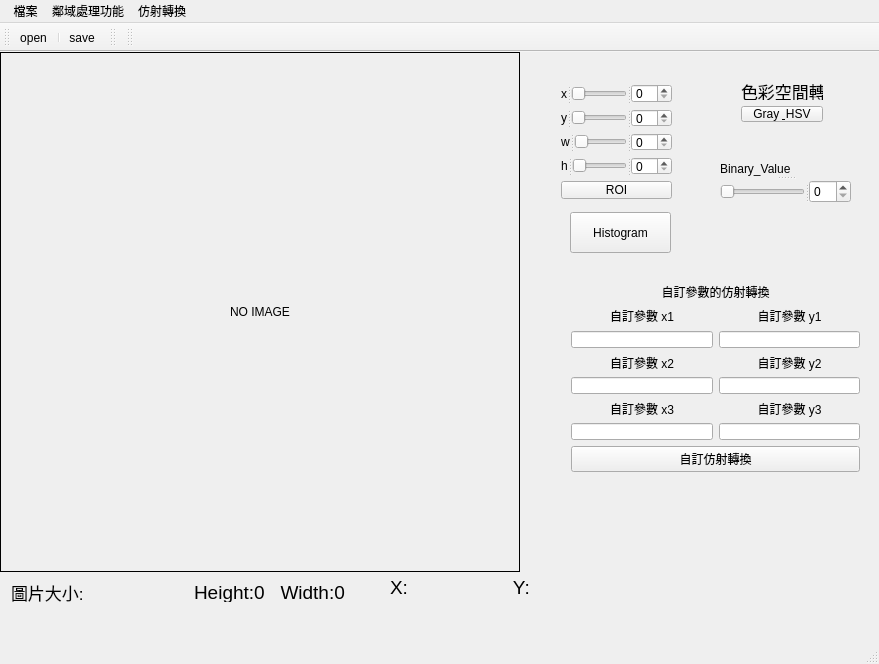
Before: the Qt Designer form program/program/program.ui in RuthYue/image_processing, drawn with Qt 5.
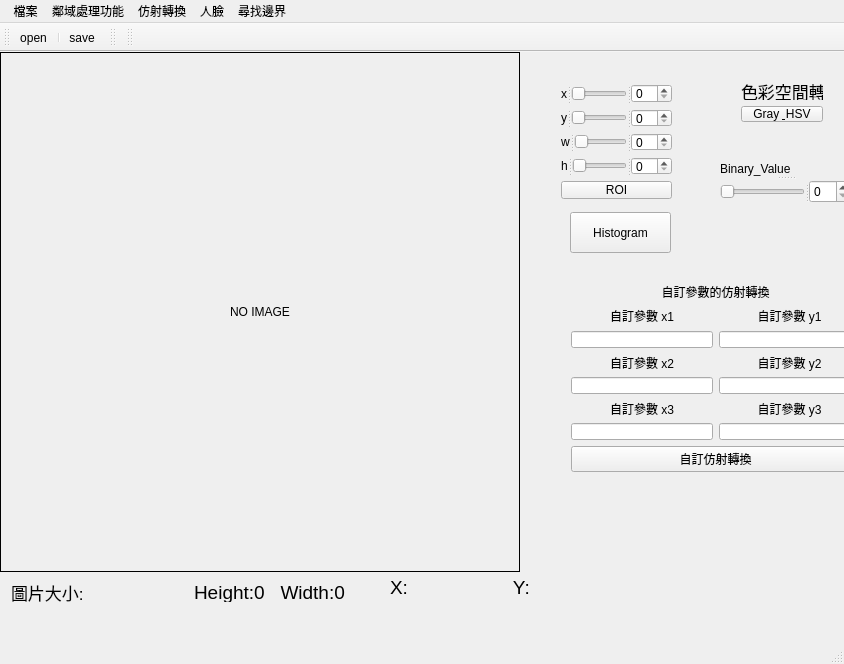
After: the same form once the commit is applied. Icons and pictures are not drawn. Custom widgets are drawn as their Qt base class.

What changed in the file:
```diff
--- a/program/program/program.ui
+++ b/program/program/program.ui
@@ -6,7 +6,7 @@
    <rect>
     <x>0</x>
     <y>0</y>
-    <width>879</width>
+    <width>844</width>
     <height>664</height>
    </rect>
   </property>
@@ -385,7 +385,7 @@
     <rect>
      <x>0</x>
      <y>0</y>
-     <width>879</width>
+     <width>844</width>
      <height>22</height>
     </rect>
    </property>
@@ -429,9 +429,27 @@
     <addaction name="overturn"/>
     <addaction name="perspective"/>
    </widget>
+   <widget class="QMenu" name="menu_5">
+    <property name="title">
+     <string>人臉</string>
+    </property>
+    <addaction name="actionface"/>
+   </widget>
+   <widget class="QMenu" name="menu_6">
+    <property name="title">
+     <string>尋找邊界</string>
+    </property>
+    <addaction name="actionsimple"/>
+    <addaction name="actionfind"/>
+    <addaction name="actionConvex_Hull"/>
+    <addaction name="actionBounding_boxes"/>
+    <addaction name="actionbasic_operations"/>
+   </widget>
    <addaction name="File"/>
    <addaction name="menu"/>
    <addaction name="menu_4"/>
+   <addaction name="menu_5"/>
+   <addaction name="menu_6"/>
   </widget>
   <widget class="QToolBar" name="mainToolBar">
    <attribute name="toolBarArea">
```
Left out of the diff: 132 changed lines with no effect on the pictures.
